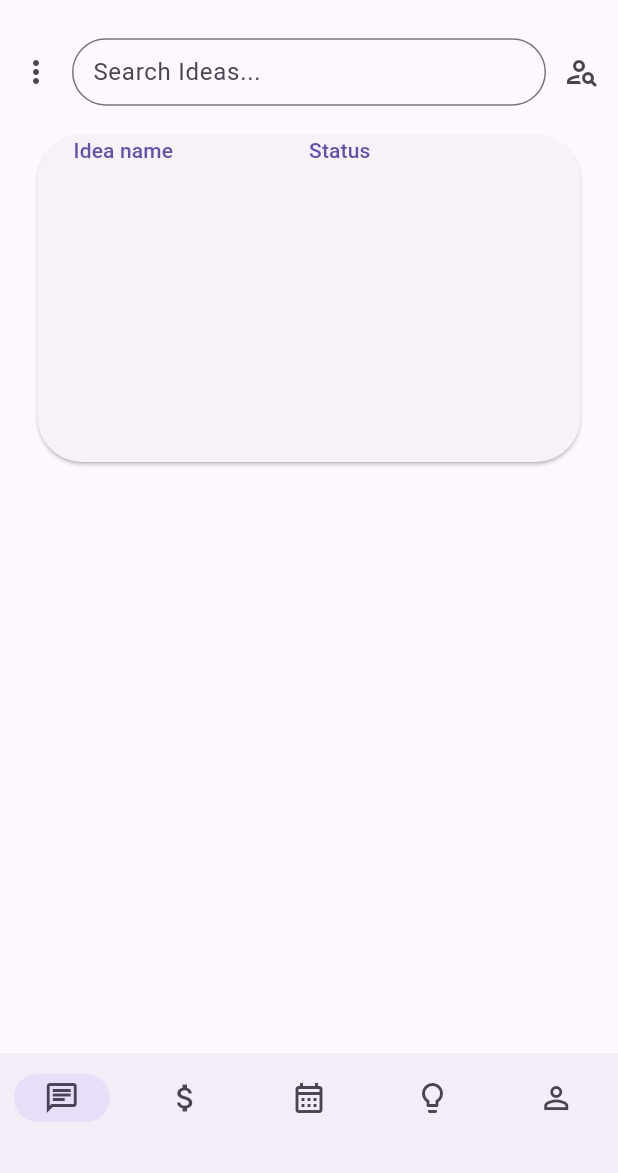
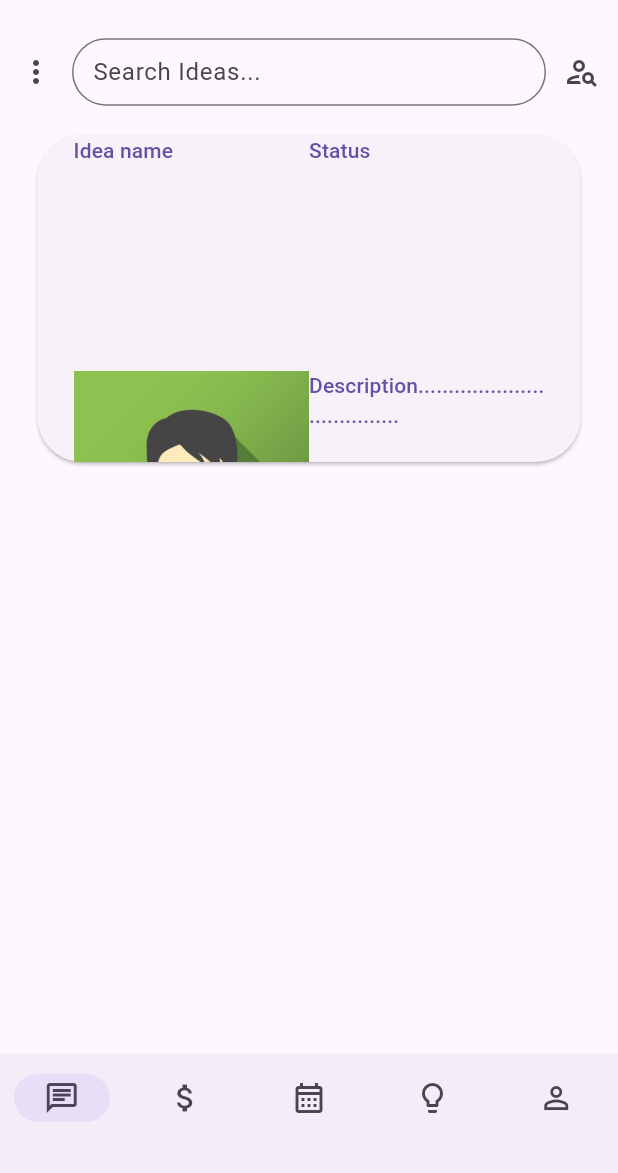
Before and after one commit to Gabo1234567890/Startify, a Flutter app: the screen it shows after launch, on a phone screen of 412 x 824 dp, the part 63-1236 px from its top. Run offline on Flutter 3.47's test engine with Material 3 defaults, Android fonts, the phone set to English and light mode, and no system bars.

Commit message:
minor warnings fixed

```diff
--- a/frontend/startify/lib/widget_tree.dart
+++ b/frontend/startify/lib/widget_tree.dart
@@ -5,7 +5,7 @@ import 'package:startify/pages/profile_page.dart';
 import 'package:startify/widgets/app_bar_widget.dart';
 import 'package:startify/widgets/nav_bar_widget.dart';
 
-List<Widget> pages = [HomePage(), ProfilePage() ];
+List<Widget> pages = [HomePage(), ProfilePage()];
 
 class WidgetTree extends StatelessWidget {
   const WidgetTree({super.key});
--- a/frontend/startify/lib/widgets/idea_preview_widget.dart
+++ b/frontend/startify/lib/widgets/idea_preview_widget.dart
@@ -19,7 +19,12 @@ class IdeaPreviewWidget extends StatelessWidget {
           ),
           child: GridView.count(
             crossAxisCount: 2,
-            children: [Text('Idea name'), Text('Status')],
+            children: [
+              Text('Idea name'),
+              Text('Status'),
+              Image.asset('lib/assets/avatar2.png'),
+              Text('Description....................................'),
+            ],
           ),
         ),
       ),
```
Also changed, not shown: frontend/startify/lib/pages/profile_page.dart (+14 -6 lines).
